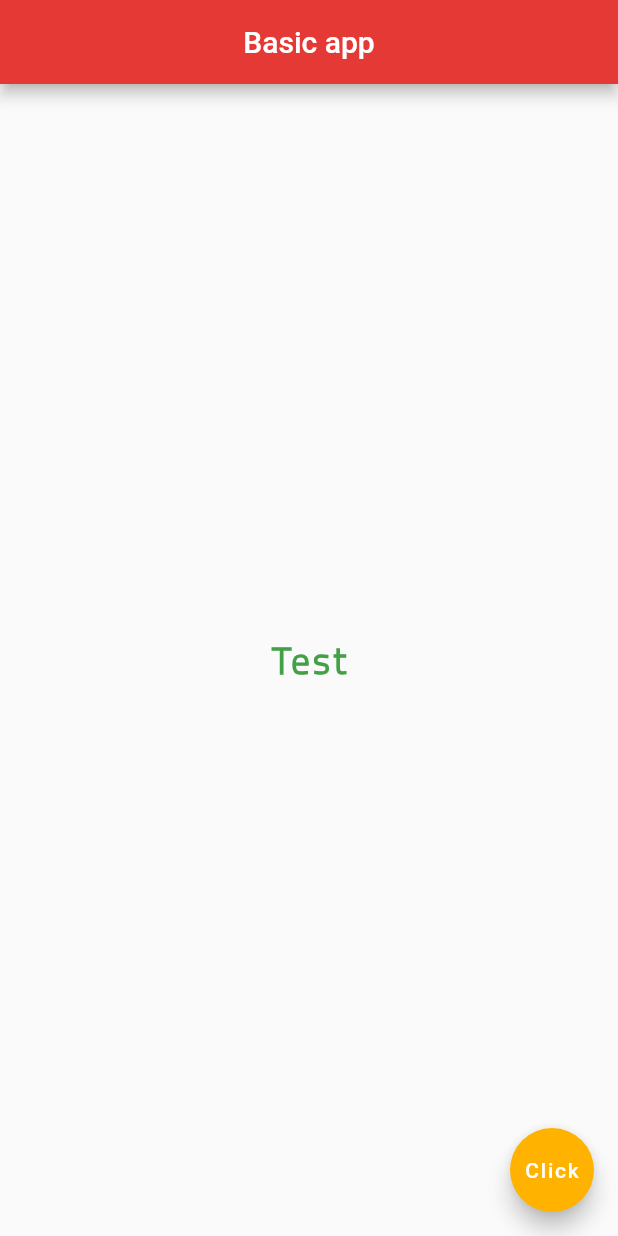
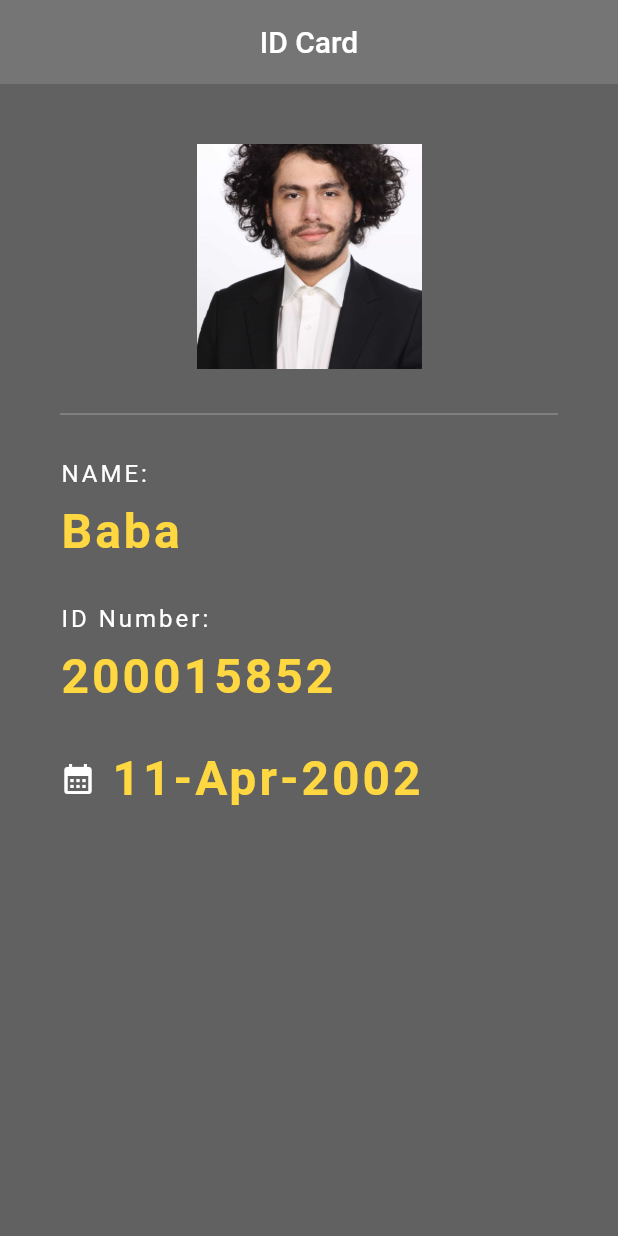
Before and after one commit to babaOfPersia/basic_flutter_app, a Flutter app: the screen it shows after launch, on a phone screen of 412 x 824 dp. Run offline on Flutter 3.47's test engine with Material 2 defaults, Android fonts, the phone set to English and light mode, and no system bars.

Commit message:
Made a basic ID page, added a syntax file to store all the syntaxes

```diff
--- a/lib/main.dart
+++ b/lib/main.dart
@@ -6,7 +6,7 @@ void main() {
   // Nesting widgets
   // Something like html
   runApp(MaterialApp(
-    home : Home(),
+    home: Home(),
   ));
 }
 
@@ -14,42 +14,90 @@ void main() {
 // Eg. Layout, colour, data
 // Data cannot be changed once finalised
 // Helps with re usability (Same widget can be called in different places)
-class Home extends StatelessWidget{
+class Home extends StatelessWidget {
   @override
   // Whenever change is made to the code flutter would detect it and would make the build function to rerun
   // Auto Hot restart
   // We are redefining/overriding the build function from the basic stateless widget
   Widget build(BuildContext context) {
     return Scaffold(
+      backgroundColor: Colors.grey[700],
       // How the appbar is going to look like (App bar widget)
       appBar: AppBar(
         // What text is going to be shown (Text widget)
-        title: Text('Basic app'),
+        title: Text('ID Card'),
         // Option / properties
         centerTitle: true,
-        backgroundColor: Colors.red[600],
+        backgroundColor: Colors.grey[600],
+        elevation: 0.0,
+      ),
+      body: Padding(
+        padding: EdgeInsets.all(40),
+        child: Column(
+          crossAxisAlignment: CrossAxisAlignment.start,
+          children: [
+            Center(
+              child: Container(
+                height: 150,
+                width: 150,
+                decoration: BoxDecoration(
+                    image: DecorationImage(
+                  image: AssetImage('assets/ID-Pic.JPG'),
+                  fit: BoxFit.cover,
+                )),
+              ),
+            ),
+            Divider(
+              height: 60,
+              color: Colors.grey[500],
+            ),
+            Text('NAME: ',
+                style: TextStyle(
+                  color: Colors.white,
+                  fontSize: 16,
+                  letterSpacing: 2,
+                )),
+            SizedBox(height: 10),
+            Text('Baba',
+                style: TextStyle(
+                    color: Colors.amberAccent,
+                    letterSpacing: 2,
+                    fontSize: 32,
+                    fontWeight: FontWeight.bold)),
+            SizedBox(height: 30),
+            Text('ID Number: ',
+                style: TextStyle(
+                  color: Colors.white,
+                  fontSize: 16,
+                  letterSpacing: 2,
+                )),
+            SizedBox(height: 10),
+            Text('200015852',
+                style: TextStyle(
+                    color: Colors.amberAccent,
+                    letterSpacing: 2,
+                    fontSize: 32,
+                    fontWeight: FontWeight.bold)),
+            SizedBox(height: 30),
+            Row(
+              children: [
+                Icon(
+                  Icons.calendar_month,
+                  color: Colors.white,
+                ),
+                SizedBox(width: 10),
+                Text('11-Apr-2002',
+                    style: TextStyle(
+                        color: Colors.amberAccent,
+                        letterSpacing: 2,
+                        fontSize: 32,
+                        fontWeight: FontWeight.bold)),
+              ],
+            ),
+          ],
+        ),
       ),
       // Anything under the appbar
-      // We could centralise the wrap the elements inside a center widget
-      body: Center(
-        // Child property
-        child : Text(
-          // The string is a property itself
-          'Test',
-          style: TextStyle(
-            fontSize: 25.0,
-            fontWeight: FontWeight.bold,
-            letterSpacing: 2.0,
-            color: Colors.green[600],
-            fontFamily: 'Titillium',
-          ),
-        ),
-      ),
-      floatingActionButton: FloatingActionButton(
-        onPressed: () {  },
-        child: Text('Click'),
-        backgroundColor: Colors.amber[600],
-      ),
     );
   }
 }
--- a/pubspec.yaml
+++ b/pubspec.yaml
@@ -58,8 +58,8 @@ flutter:
   uses-material-design: true
 
   # To add assets to your application, add an assets section, like this:
-  # assets:
-  #   - images/a_dot_burr.jpeg
+  assets:
+     - assets/ID-Pic.JPG
   #   - images/a_dot_ham.jpeg
 
   # An image asset can refer to one or more resolution-specific "variants", see
```
Also changed, not shown: lib/basic_syntax.dart (added, +219 -0 lines), assets/ID-Pic.JPG (added), 170 other files.
